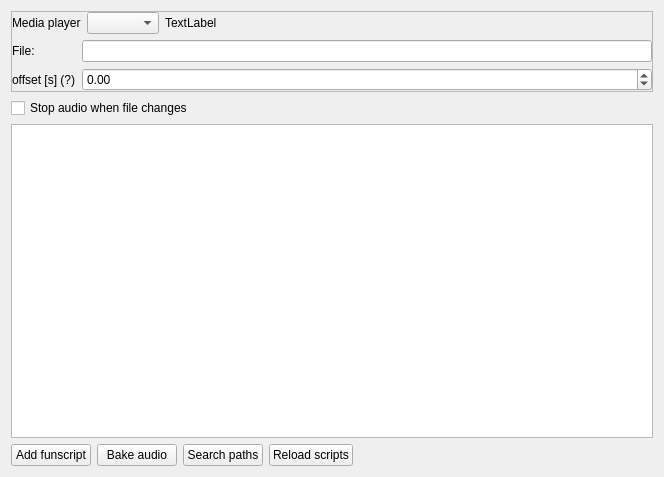
The window that designer/mediasettingswidget.ui (diglet48/restim) describes before a commit, drawn with Qt 5.
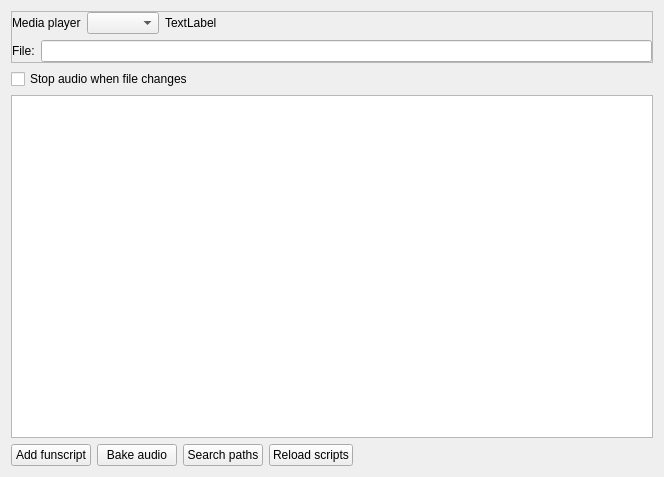
The same window after the commit. Custom widgets are drawn as their Qt base class.

Commit message:
Dark mode: fix spinbox/combobox arrows, media sync offset reimplementation
- Remove QSpinBox/QDoubleSpinBox/QComboBox from QSS to let Fusion
  palette paint native arrows correctly
- Add dark background to fourphase stereographic widget
- Replace per-instance media sync offset with settings-based approach
  (milliseconds spinbox on main window, read directly in mediasource)

```diff
--- a/designer/mediasettingswidget.ui
+++ b/designer/mediasettingswidget.ui
@@ -111,30 +111,6 @@
            </property>
           </widget>
          </item>
-         <item row="1" column="0">
-          <widget class="QLabel" name="label_3">
-           <property name="toolTip">
-            <string>Reduce offset to play signal earlier
-Increase offset to delay signal</string>
-           </property>
-           <property name="text">
-            <string>offset [s] (?)</string>
-           </property>
-          </widget>
-         </item>
-         <item row="1" column="1">
-          <widget class="QDoubleSpinBox" name="media_offset_spinbox">
-           <property name="minimum">
-            <double>-999999.000000000000000</double>
-           </property>
-           <property name="maximum">
-            <double>999999.000000000000000</double>
-           </property>
-           <property name="singleStep">
-            <double>0.100000000000000</double>
-           </property>
-          </widget>
-         </item>
         </layout>
        </widget>
       </item>
```
The commit also changes 7 other files.
